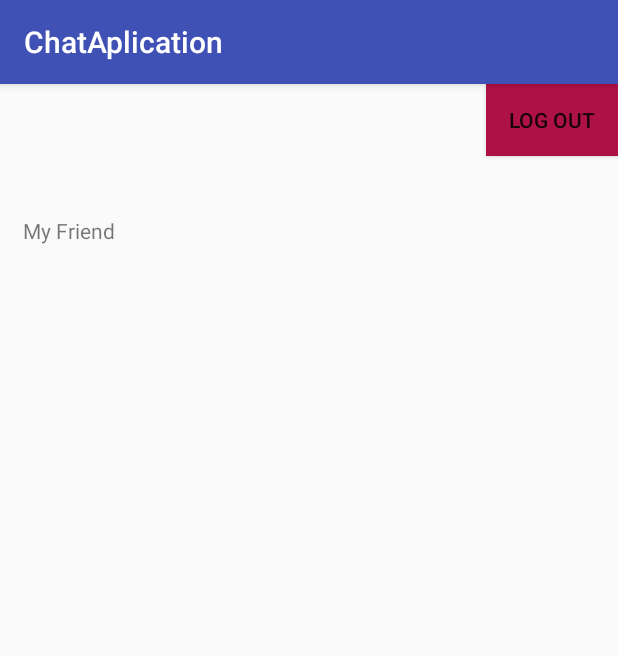
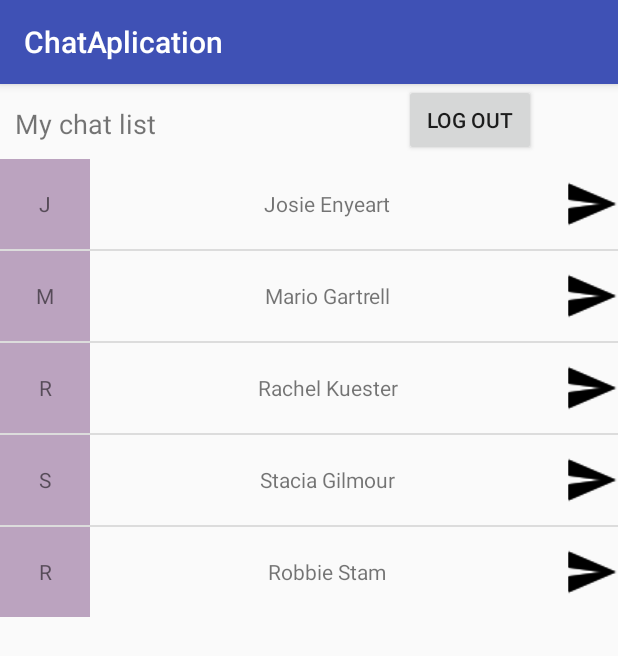
Before and after one commit to bojan211/Android-prvi_test, an Android app: the ContactsActivity screen opened directly, with no data from a screen before it, on a phone screen of 412 x 824 dp. Shown: the top 656 px of the screen. Run offline under Robolectric (Android 15) with nearby library versions, the phone set to English and light mode, and no system bars.

Commit message:
Gotova lista kontakata

```diff
--- /dev/null
+++ b/vezba1/app/src/main/java/bojan/strbac/chataplication/CharacterAdapter.java
@@ -0,0 +1,101 @@
+package bojan.strbac.chataplication;
+
+import android.content.Context;
+import android.content.Intent;
+import android.graphics.Color;
+import android.graphics.drawable.Drawable;
+import android.view.LayoutInflater;
+import android.view.View;
+import android.view.ViewGroup;
+import android.widget.BaseAdapter;
+import android.widget.ImageView;
+import android.widget.TextView;
+
+import java.util.ArrayList;
+import java.util.Random;
+
+/**
+ * Created by Korisnik on 30.3.2018..
+ */
+
+public class CharacterAdapter extends BaseAdapter{
+    private Context context;
+    private ArrayList<Model> characters;
+
+    public CharacterAdapter(Context context_par) {
+        context = context_par;
+        characters = new ArrayList<Model>();
+    }
+
+    public void AddCharacter(Model model){
+        characters.add(model);
+        notifyDataSetChanged();
+    }
+
+
+    @Override
+    public int getCount() {
+        return characters.size();
+    }
+
+    @Override
+    public Object getItem(int position) {
+        Object rv = null;
+        try {
+            rv = characters.get(position);
+        }catch (IndexOutOfBoundsException e){
+            e.printStackTrace();
+        }
+        return rv;
+    }
+
+    @Override
+    public long getItemId(int position) {
+        return position;
+    }
+
+    @Override
+    public View getView(int position, View convert_view, ViewGroup parent) {
+
+        if(convert_view == null) {
+            LayoutInflater inflater = (LayoutInflater) context.getSystemService(Context.LAYOUT_INFLATER_SERVICE);
+            convert_view = inflater.inflate(R.layout.raw_item, null);
+            //Set on click listener for button in list item !!!
+            ImageView next_button = (ImageView) convert_view.findViewById(R.id.next_button_ID);
+            next_button.setOnClickListener(new View.OnClickListener() {
+                @Override
+                public void onClick(View view) {
+                    Intent intent = new Intent(context,MessageActivity.class);
+                    context.startActivity(intent);
+                }
+            });
+            ViewHolder holder = new ViewHolder();
+            holder.initial = (TextView) convert_view.findViewById(R.id.item_letter_ID);
+            holder.full_name = (TextView) convert_view.findViewById(R.id.item_name_ID);
+            holder.next_button = (ImageView) convert_view.findViewById(R.id.next_button_ID);
+            holder.initial.setBackgroundColor(RandomColor());
+
+            convert_view.setTag(holder);
+        }
+
+        Model model = (Model) getItem(position);
+        ViewHolder holder = (ViewHolder) convert_view.getTag();
+        holder.initial.setText(model.initial);
+        holder.full_name.setText(model.contact_name);
+        holder.next_button.setImageDrawable(model.send_button);
+        holder.initial.setBackgroundColor(RandomColor());
+
+        return convert_view;
+    }
+
+    private class ViewHolder {
+        public TextView initial = null;
+        public TextView full_name = null;
+        public ImageView next_button = null;
+    }
+
+    public int RandomColor(){
+        Random i = new Random();
+        return Color.argb(255, i.nextInt(256), i.nextInt(256), i.nextInt(256));
+    }
+}
--- a/vezba1/app/src/main/java/bojan/strbac/chataplication/ContactsActivity.java
+++ b/vezba1/app/src/main/java/bojan/strbac/chataplication/ContactsActivity.java
@@ -5,13 +5,12 @@ import android.support.v7.app.AppCompatActivity;
 import android.os.Bundle;
 import android.view.View;
 import android.widget.Button;
+import android.widget.ListView;
 import android.widget.TextView;
 
 public class ContactsActivity extends AppCompatActivity implements View.OnClickListener{
 
     private Button log_out;
-    private TextView contact;
-
 
 
     @Override
@@ -19,11 +18,19 @@ public class ContactsActivity extends AppCompatActivity implements View.OnClickL
         super.onCreate(savedInstanceState);
         setContentView(R.layout.activity_contacts);
 
+        CharacterAdapter adapter = new CharacterAdapter(this);
+        adapter.AddCharacter(new Model("" + getResources().getString(R.string.contact1).toString().charAt(0), getResources().getString(R.string.contact1), getResources().getDrawable(R.drawable.ic_send_black)));
+        adapter.AddCharacter(new Model("" + getResources().getString(R.string.contact2).toString().charAt(0), getResources().getString(R.string.contact2), getResources().getDrawable(R.drawable.ic_send_black)));
+        adapter.AddCharacter(new Model("" + getResources().getString(R.string.contact3).toString().charAt(0), getResources().getString(R.string.contact3), getResources().getDrawable(R.drawable.ic_send_black)));
+        adapter.AddCharacter(new Model("" + getResources().getString(R.string.contact4).toString().charAt(0), getResources().getString(R.string.contact4), getResources().getDrawable(R.drawable.ic_send_black)));
+        adapter.AddCharacter(new Model("" + getResources().getString(R.string.contact5).toString().charAt(0), getResources().getString(R.string.contact5), getResources().getDrawable(R.drawable.ic_send_black)));
+
         log_out = findViewById(R.id.con_log_out_id);
         log_out.setOnClickListener(this);
 
-        contact = findViewById(R.id.con_text_id);
-        contact.setOnClickListener(this);
+        ListView list = (ListView) findViewById(R.id.lista);
+        list.setAdapter(adapter);
+
     }
 
     @Override
@@ -32,9 +39,5 @@ public class ContactsActivity extends AppCompatActivity implements View.OnClickL
             Intent intent = new Intent(ContactsActivity.this, MainActivity.class);
             startActivity(intent);
         }
-        else if(view.getId() == R.id.con_text_id) {
-            Intent intent2 = new Intent(ContactsActivity.this, MessageActivity.class);
-            startActivity(intent2);
-        }
     }
 }
--- /dev/null
+++ b/vezba1/app/src/main/java/bojan/strbac/chataplication/Model.java
@@ -0,0 +1,43 @@
+package bojan.strbac.chataplication;
+
+import android.graphics.drawable.Drawable;
+
+/**
+ * Created by Korisnik on 30.3.2018..
+ */
+
+public class Model {
+    public String initial;
+    public String contact_name;
+    public Drawable send_button;
+
+    public Model(String m_initial, String m_contact_name, Drawable m_send_button) {
+        this.initial = m_initial;
+        this.contact_name = m_contact_name;
+        this.send_button = m_send_button;
+    }
+
+    public String getInitial() {
+        return initial;
+    }
+
+    public String getContact_name() {
+        return contact_name;
+    }
+
+    public Drawable getSend_button() {
+        return send_button;
+    }
+
+    public void setInitial(String initial) {
+        this.initial = initial;
+    }
+
+    public void setContact_name(String contact_name) {
+        this.contact_name = contact_name;
+    }
+
+    public void setSend_button(Drawable send_button) {
+        this.send_button = send_button;
+    }
+}
--- a/vezba1/app/src/main/res/layout/activity_contacts.xml
+++ b/vezba1/app/src/main/res/layout/activity_contacts.xml
@@ -1,26 +1,35 @@
 <?xml version="1.0" encoding="utf-8"?>
-<LinearLayout xmlns:android="http://schemas.android.com/apk/res/android"
+<RelativeLayout xmlns:android="http://schemas.android.com/apk/res/android"
     xmlns:app="http://schemas.android.com/apk/res-auto"
     xmlns:tools="http://schemas.android.com/tools"
     android:layout_width="match_parent"
     android:layout_height="match_parent"
     android:orientation="vertical"
-    android:paddingLeft="15dp"
     tools:context="bojan.strbac.chataplication.ContactsActivity">
+
+    <TextView
+        android:layout_width="wrap_content"
+        android:layout_height="wrap_content"
+        android:id="@+id/con_text_id"
+        android:text="@string/my_chat_list"
+        android:textSize="18sp"
+        android:clickable="true"
+        android:layout_marginTop="14dp"
+        android:layout_marginLeft="10dp"/>
 
     <Button
         android:layout_width="wrap_content"
         android:layout_height="wrap_content"
         android:id="@+id/con_log_out_id"
         android:text="@string/log_out"
-        android:layout_gravity="right"
-        android:background="@color/colorDarkRed"/>
+        android:layout_marginLeft="269dp"/>
 
-    <TextView
+    <ListView
         android:layout_width="wrap_content"
         android:layout_height="wrap_content"
-        android:id="@+id/con_text_id"
-        android:text="@string/my_friend"
-        android:clickable="true"
-        android:layout_marginTop="40dp"/>
-</LinearLayout>
+        android:id="@+id/lista"
+        android:layout_marginTop="50dp">
+    </ListView>
+
+
+</RelativeLayout>
--- /dev/null
+++ b/vezba1/app/src/main/res/layout/raw_item.xml
@@ -0,0 +1,36 @@
+<?xml version="1.0" encoding="utf-8"?>
+<RelativeLayout xmlns:android="http://schemas.android.com/apk/res/android"
+    android:layout_width="match_parent"
+    android:layout_height="match_parent"
+    android:orientation="vertical">
+
+    <LinearLayout
+        android:layout_width="match_parent"
+        android:layout_height="wrap_content"
+        android:orientation="horizontal">
+
+        <TextView
+            android:layout_width="60dp"
+            android:layout_height="60dp"
+            android:id="@+id/item_letter_ID"
+            android:gravity="center"
+            android:background="@color/colorDarkRed" />
+
+        <TextView
+            android:layout_width="wrap_content"
+            android:layout_height="60dp"
+            android:layout_weight="1"
+            android:id="@+id/item_name_ID"
+            android:gravity="center"/>
+
+        <ImageView
+            android:layout_width="wrap_content"
+            android:layout_height="wrap_content"
+            android:id="@+id/next_button_ID"
+            android:background="@drawable/ic_send_black"
+            android:layout_gravity="center"
+            android:clickable="true"/>
+
+    </LinearLayout>
+
+</RelativeLayout>
--- a/vezba1/app/src/main/res/values/strings.xml
+++ b/vezba1/app/src/main/res/values/strings.xml
@@ -19,4 +19,10 @@
     <string name="send">send</string>
     <string name="message_send">Message is sent!</string>
     <string name="birth_date">Birth date:</string>
+    <string name="my_chat_list">My chat list</string>
+    <string name="contact1">Josie Enyeart</string>
+    <string name="contact2">Mario Gartrell</string>
+    <string name="contact3">Rachel Kuester</string>
+    <string name="contact4">Stacia Gilmour</string>
+    <string name="contact5">Robbie Stam</string>
 </resources>
```
Also changed, not shown: vezba1/app/src/main/res/drawable/ic_send_black.png (added).
